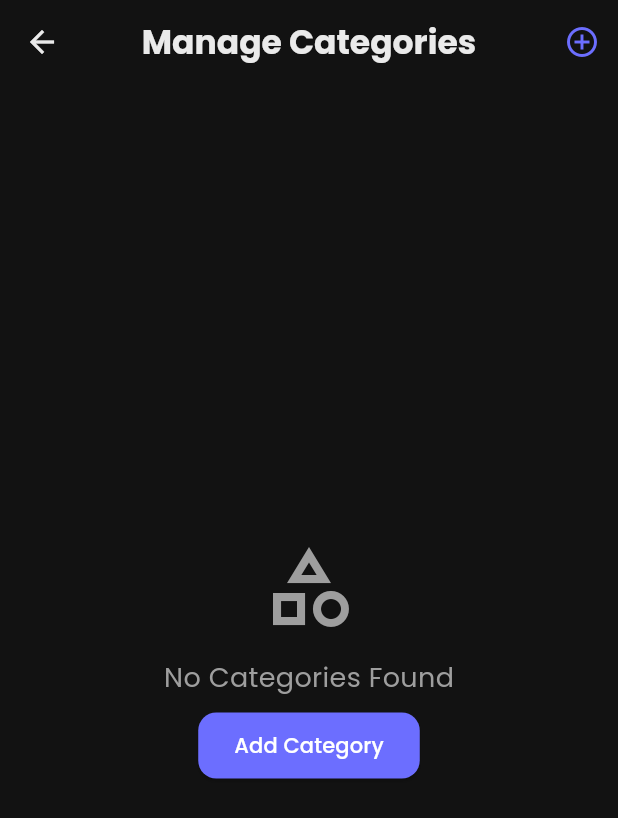
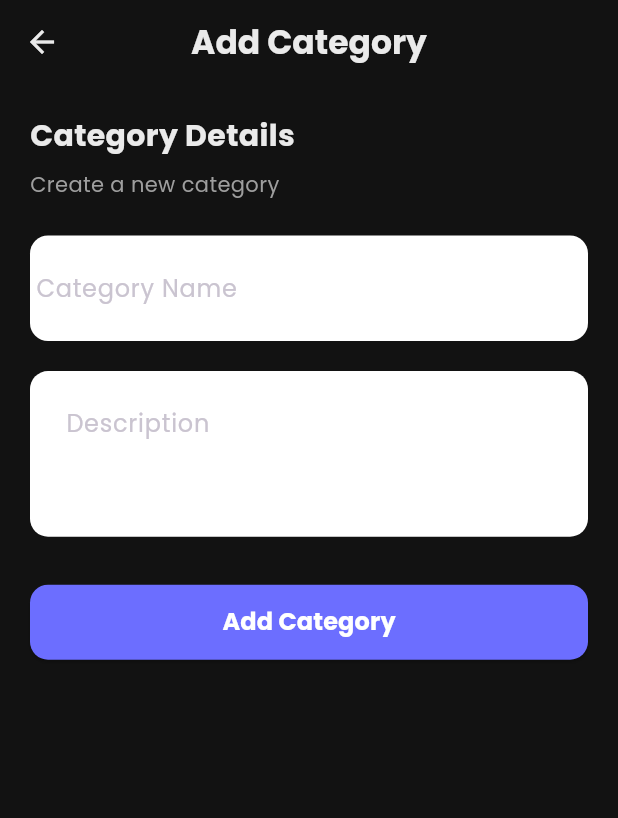
Before and after one commit to hadyaan/quizlatte-app, a Flutter app: the ManageCategoriesScreen screen opened directly, after a tap on "Add Category", on a phone screen of 412 x 824 dp. Shown: the top 818 px of the screen. Run offline on Flutter 3.47's test engine with Material 3 defaults, Android fonts, the phone set to English and light mode, and no system bars; our stand-ins replace cloud_firestore, firebase_core, google_fonts; accounts and stored records are empty.

Commit message:
menyelesaikan semua fungsi di admin screen dan benerin beberapa bug

```diff
--- /dev/null
+++ b/lib/view/admin/add_category_screen.dart
@@ -0,0 +1,228 @@
+import 'package:cloud_firestore/cloud_firestore.dart';
+import 'package:flutter/material.dart';
+import 'package:quiz/model/category.dart';
+import 'package:quiz/theme/theme.dart';
+
+class AddCategoryScreen extends StatefulWidget {
+  final Category? category;
+  const AddCategoryScreen({super.key, this.category});
+
+  @override
+  State<AddCategoryScreen> createState() => _AddCategoryScreenState();
+}
+
+class _AddCategoryScreenState extends State<AddCategoryScreen> {
+  final _formKey = GlobalKey<FormState>();
+  late TextEditingController _nameController;
+  late TextEditingController _descriptionController;
+  final FirebaseFirestore _firestore = FirebaseFirestore.instance;
+  bool _isLoading = false;
+
+  @override
+  void initState() {
+    // TODO: implement initState
+    super.initState();
+    _nameController = TextEditingController(text: widget.category?.name);
+    _descriptionController = TextEditingController(
+      text: widget.category?.description,
+    );
+  }
+
+  @override
+  void dispose() {
+    // TODO: implement dispose
+    _nameController.dispose();
+    _descriptionController.dispose();
+    super.dispose();
+  }
+
+  Future<void> _saveCategory() async {
+    if (!_formKey.currentState!.validate()) {
+      return;
+    }
+    setState(() {
+      _isLoading = true;
+    });
+
+    try {
+      if (widget.category != null) {
+        final updatedCategory = widget.category!.copyWith(
+          name: _nameController.text.trim(),
+          description: _descriptionController.text.trim(),
+        );
+
+        await _firestore
+            .collection("categories")
+            .doc(widget.category!.id)
+            .update(updatedCategory.toMap());
+
+        ScaffoldMessenger.of(context).showSnackBar(
+          SnackBar(content: Text("Category updated successfully")),
+        );
+      } else {
+        await _firestore
+            .collection("categories")
+            .add(
+              Category(
+                id: _firestore.collection("categories").doc().id,
+                name: _nameController.text.trim(),
+                description: _descriptionController.text.trim(),
+                createdAt: DateTime.now(),
+              ).toMap(),
+            );
+
+        ScaffoldMessenger.of(
+          context,
+        ).showSnackBar(SnackBar(content: Text("Category added successfully")));
+      }
+      Navigator.pop(context);
+    } catch (e) {
+      print("Error: $e");
+    } finally {
+      setState(() {
+        _isLoading = false;
+      });
+    }
+  }
+
+  Future<bool> onWillPop() async {
+    if (_nameController.text.isNotEmpty ||
+        _descriptionController.text.isNotEmpty) {
+      return await showDialog<bool>(
+            context: context,
+            builder: (context) => AlertDialog(
+              title: Text("Discard Changes"),
+              content: Text("Are you sure you want to discard changes?"),
+              actions: [
+                TextButton(
+                  onPressed: () {
+                    Navigator.pop(context, false);
+                  },
+                  child: Text("Cancel"),
+                ),
+                TextButton(
+                  onPressed: () {
+                    Navigator.pop(context, true);
+                  },
+                  child: Text(
+                    'Discard',
+                    style: TextStyle(color: Colors.redAccent),
+                  ),
+                ),
+              ],
+            ),
+          ) ??
+          false;
+    }
+    return true;
+  }
+
+  @override
+  Widget build(BuildContext context) {
+    return WillPopScope(
+      onWillPop: onWillPop,
+      child: Scaffold(
+        appBar: AppBar(
+          backgroundColor: AppTheme.backgroundColor,
+          title: Text(
+            widget.category != null ? "Edit Category" : "Add Category",
+            style: TextStyle(fontWeight: FontWeight.bold),
+          ),
+        ),
+        body: SingleChildScrollView(
+          child: Padding(
+            padding: EdgeInsets.all(20),
+            child: Form(
+              key: _formKey,
+              child: Column(
+                crossAxisAlignment: CrossAxisAlignment.start,
+                children: [
+                  Text(
+                    "Category Details",
+                    style: TextStyle(
+                      fontSize: 20,
+                      fontWeight: FontWeight.bold,
+                      color: AppTheme.textPrimaryColor,
+                    ),
+                  ),
+                  SizedBox(height: 8),
+                  Text(
+                    "Create a new category",
+                    style: TextStyle(
+                      fontSize: 14,
+                      color: AppTheme.textSecondaryColor,
+                    ),
+                  ),
+                  SizedBox(height: 24),
+                  TextFormField(
+                    controller: _nameController,
+                    decoration: InputDecoration(
+                      contentPadding: EdgeInsets.symmetric(vertical: 20),
+                      fillColor: Colors
+                          .white, // <-------------------------------------
+                      labelText: "Category Name",
+                      hintText: "Enter category name",
+                      prefix: Icon(
+                        Icons.category_rounded,
+                        color: AppTheme.primaryColor,
+                      ),
+                    ),
+                    validator: (value) =>
+                        value!.isEmpty ? "Enter category name" : null,
+                    textInputAction: TextInputAction.next,
+                  ),
+                  SizedBox(height: 20),
+                  TextFormField(
+                    controller: _descriptionController,
+                    decoration: InputDecoration(
+                      fillColor: Colors
+                          .white, // <-------------------------------------
+
+                      labelText: "Description",
+                      hintText: "Enter category description",
+                      prefix: Icon(
+                        Icons.description_rounded,
+                        color: AppTheme.primaryColor,
+                      ),
+                      alignLabelWithHint: true,
+                    ),
+                    maxLines: 3,
+                    validator: (value) =>
+                        value!.isEmpty ? "Enter description name" : null,
+                    textInputAction: TextInputAction.next,
+                  ),
+                  SizedBox(height: 32),
+                  SizedBox(
+                    width: double.infinity,
+                    height: 50,
+                    child: ElevatedButton(
+                      onPressed: _isLoading ? null : _saveCategory,
+                      child: _isLoading
+                          ? SizedBox(
+                              height: 20,
+                              width: 20,
+                              child: CircularProgressIndicator(
+                                valueColor: AlwaysStoppedAnimation<Color>(
+                                  Colors.white,
+                                ),
+                                strokeWidth: 2,
+                              ),
+                            )
+                          : Text(
+                              widget.category != null
+                                  ? "Update Category"
+                                  : "Add Category",
+                              style: TextStyle(fontSize: 16,
+                              fontWeight: FontWeight.bold,),
+                            ),
+                    ),
+                  ),
+                ],
+              ),
+            ),
+          ),
+        ),
+      ),
+    );
+  }
+}
--- a/lib/view/admin/manage_categories_screen.dart
+++ b/lib/view/admin/manage_categories_screen.dart
@@ -2,6 +2,7 @@ import 'package:cloud_firestore/cloud_firestore.dart';
 import 'package:flutter/material.dart';
 import 'package:quiz/model/category.dart';
 import 'package:quiz/theme/theme.dart';
+import 'package:quiz/view/admin/add_category_screen.dart';
 import 'package:quiz/view/admin/manage_quizzes_screen.dart';
 
 class ManageCategoriesScreen extends StatefulWidget {
@@ -24,7 +25,12 @@ class _ManageCategoriesScreen extends State<ManageCategoriesScreen> {
         ),
         actions: [
           IconButton(
-            onPressed: () {},
+            onPressed: () {
+              Navigator.push(
+                context,
+                MaterialPageRoute(builder: (context) => AddCategoryScreen()),
+              );
+            },
             icon: Icon(Icons.add_circle_outline, color: AppTheme.primaryColor),
           ),
         ],
@@ -71,7 +77,17 @@ class _ManageCategoriesScreen extends State<ManageCategoriesScreen> {
                   ),
                   SizedBox(height: 8),
 
-                  ElevatedButton(onPressed: () {}, child: Text("Add Category")),
+                  ElevatedButton(
+                    onPressed: () {
+                      Navigator.push(
+                        context,
+                        MaterialPageRoute(
+                          builder: (context) => AddCategoryScreen(),
+                        ),
+                      );
+                    },
+                    child: Text("Add Category"),
+                  ),
                 ],
               ),
             );
@@ -152,12 +168,12 @@ class _ManageCategoriesScreen extends State<ManageCategoriesScreen> {
     Category category,
   ) async {
     if (action == "edit") {
-      // Navigator.push(
-      //   context,
-      //   MaterialPageRoute(
-      //     builder: (context) => AddCategoryScreen(category: category),
-      //   ),
-      // );
+      Navigator.push(
+        context,
+        MaterialPageRoute(
+          builder: (context) => AddCategoryScreen(category: category),
+        ),
+      );
     } else if (action == "delete") {
       final confirm = await showDialog<bool>(
         context: context,
```
Also changed, not shown: lib/view/admin/admin_home_screen.dart (+26 -14 lines), lib/view/admin/manage_quizzes_screen.dart (+18 -2 lines).
